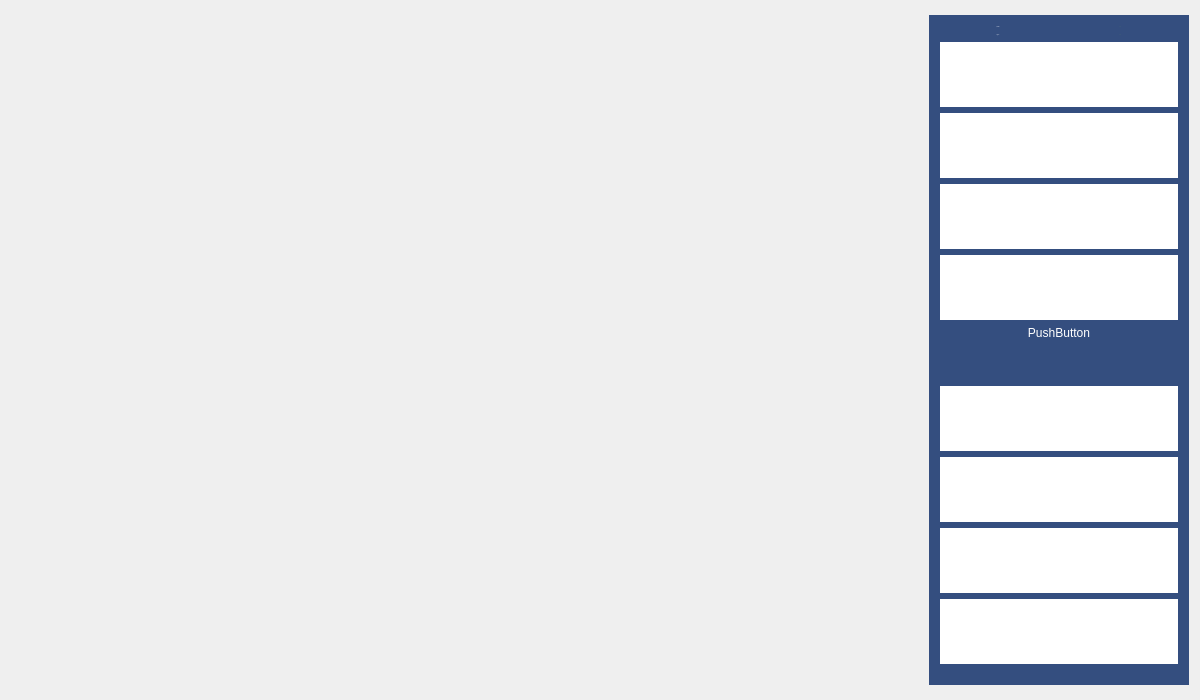
First picture: the form in mainwindow.ui, repository moevm/gui-1h2018-03, before the edit.
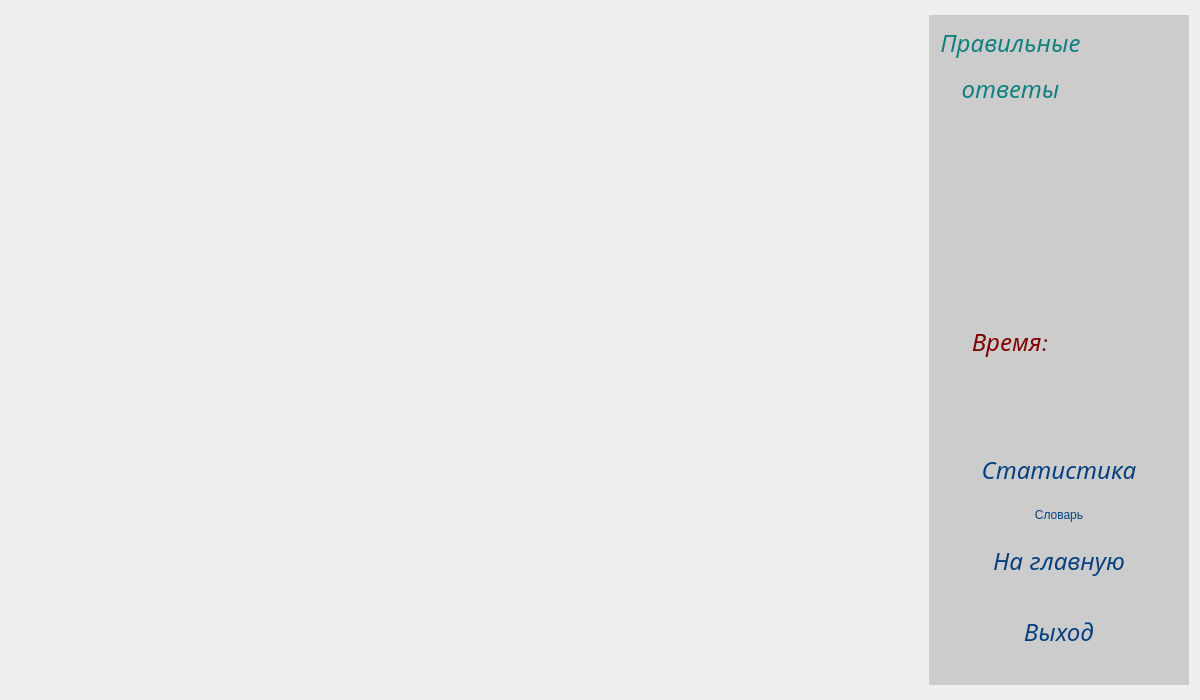
Second picture: the form after the edit. Icons and pictures are not drawn.

```diff
--- a/mainwindow.ui
+++ b/mainwindow.ui
@@ -2233,10 +2233,10 @@
        </size>
       </property>
       <property name="styleSheet">
-       <string notr="true">color: rgb(255, 255, 255);
-font: 21px &quot;Comic Sans MS&quot;;
+       <string notr="true">color:rgb(16, 128, 64);
+font: italic 18pt &quot;Brokgauz &amp; Efron&quot;;
 border: 0px;
-background-color: rgb(52, 78, 127);</string>
+background-color: rgb(204, 204, 204);</string>
       </property>
       <property name="currentIndex">
        <number>0</number>
@@ -2251,19 +2251,19 @@
              <widget class="QLabel" name="answerLabel">
               <property name="font">
                <font>
-                <family>Comic Sans MS</family>
-                <pointsize>-1</pointsize>
+                <family>Brokgauz &amp; Efron</family>
+                <pointsize>18</pointsize>
                 <weight>50</weight>
-                <italic>false</italic>
+                <italic>true</italic>
                 <bold>false</bold>
                </font>
               </property>
               <property name="styleSheet">
-               <string notr="true">color: rgb(255, 255, 255);
-font: 21px &quot;Comic Sans MS&quot;;</string>
+               <string notr="true">font: italic 18pt &quot;Brokgauz &amp; Efron&quot;;
+color:rgb(16, 128, 128);</string>
               </property>
               <property name="text">
-               <string>&lt;html&gt;&lt;head/&gt;&lt;body&gt;&lt;p align=&quot;center&quot;&gt;Угадано:&lt;/p&gt;&lt;/body&gt;&lt;/html&gt;</string>
+               <string>&lt;html&gt;&lt;head/&gt;&lt;body&gt;&lt;p align=&quot;center&quot;&gt;Правильные&lt;/p&gt;&lt;p align=&quot;center&quot;&gt; ответы&lt;/p&gt;&lt;p align=&quot;center&quot;&gt;&lt;br/&gt;&lt;/p&gt;&lt;p align=&quot;center&quot;&gt;&lt;br/&gt;&lt;/p&gt;&lt;/body&gt;&lt;/html&gt;</string>
               </property>
               <property name="alignment">
                <set>Qt::AlignRight|Qt::AlignTrailing|Qt::AlignVCenter</set>
@@ -2297,16 +2297,17 @@
              <widget class="QLabel" name="timeLabel">
               <property name="font">
                <font>
-                <family>Comic Sans MS</family>
-                <pointsize>-1</pointsize>
+                <family>Brokgauz &amp; Efron</family>
+                <pointsize>18</pointsize>
                 <weight>50</weight>
-                <italic>false</italic>
+                <italic>true</italic>
                 <bold>false</bold>
                </font>
               </property>
               <property name="styleSheet">
-               <string notr="true">color: rgb(255, 255, 255);
-font: 21px &quot;Comic Sans MS&quot;;</string>
+               <string notr="true">color:rgb(128, 0, 2);
+font: italic 18pt &quot;Brokgauz &amp; Efron&quot;;
+</string>
               </property>
               <property name="text">
                <string>&lt;html&gt;&lt;head/&gt;&lt;body&gt;&lt;p align=&quot;center&quot;&gt;Время:&lt;/p&gt;&lt;/body&gt;&lt;/html&gt;</string>
@@ -2341,92 +2342,6 @@
             </item>
            </layout>
           </item>
-          <item>
-           <widget class="QPushButton" name="loginButton">
-            <property name="sizePolicy">
-             <sizepolicy hsizetype="Minimum" vsizetype="Maximum">
-              <horstretch>0</horstretch>
-              <verstretch>0</verstretch>
-             </sizepolicy>
-            </property>
-            <property name="minimumSize">
-             <size>
-              <width>230</width>
-              <height>65</height>
-             </size>
-            </property>
-            <property name="maximumSize">
-             <size>
-              <width>16777215</width>
-              <height>16777215</height>
-             </size>
-            </property>
-            <property name="font">
-             <font>
-              <family>Comic Sans MS</family>
-              <pointsize>-1</pointsize>
-              <weight>50</weight>
-              <italic>false</italic>
-              <bold>false</bold>
-             </font>
-            </property>
-            <property name="styleSheet">
-             <string notr="true">background-color: rgb(255, 255, 255);
-color: rgb(255, 255, 255);
-background-image: url(:/images/res/button.png);
-font: 21px &quot;Comic Sans MS&quot;;</string>
-            </property>
-            <property name="text">
-             <string>Вход</string>
-            </property>
-            <property name="flat">
-             <bool>true</bool>
-            </property>
-           </widget>
-          </item>
-          <item>
-           <widget class="QPushButton" name="signupButton_2">
-            <property name="sizePolicy">
-             <sizepolicy hsizetype="Minimum" vsizetype="Fixed">
-              <horstretch>0</horstretch>
-              <verstretch>0</verstretch>
-             </sizepolicy>
-            </property>
-            <property name="minimumSize">
-             <size>
-              <width>230</width>
-              <height>65</height>
-             </size>
-            </property>
-            <property name="maximumSize">
-             <size>
-              <width>16777215</width>
-              <height>16777215</height>
-             </size>
-            </property>
-            <property name="font">
-             <font>
-              <family>Comic Sans MS</family>
-              <pointsize>-1</pointsize>
-              <weight>50</weight>
-              <italic>false</italic>
-              <bold>false</bold>
-             </font>
-            </property>
-            <property name="styleSheet">
-             <string notr="true">background-color: rgb(255, 255, 255);
-color: rgb(255, 255, 255);
-background-image: url(:/images/res/button.png);
-font: 21px &quot;Comic Sans MS&quot;;</string>
-            </property>
-            <property name="text">
-             <string>Регистрация</string>
-            </property>
-            <property name="flat">
-             <bool>true</bool>
-            </property>
-           </widget>
-          </item>
           <item>
            <widget class="QPushButton" name="statButton">
             <property name="sizePolicy">
@@ -2449,18 +2364,17 @@
             </property>
             <property name="font">
              <font>
-              <family>Comic Sans MS</family>
-              <pointsize>-1</pointsize>
+              <family>Brokgauz &amp; Efron</family>
+              <pointsize>18</pointsize>
               <weight>50</weight>
-              <italic>false</italic>
+              <italic>true</italic>
               <bold>false</bold>
              </font>
             </property>
             <property name="styleSheet">
-             <string notr="true">background-color: rgb(255, 255, 255);
-color: rgb(255, 255, 255);
-background-image: url(:/images/res/button.png);
-font: 21px &quot;Comic Sans MS&quot;;</string>
+             <string notr="true">color:rgb(7, 64, 128);
+font: italic 18pt &quot;Brokgauz &amp; Efron&quot;;
+</string>
             </property>
             <property name="text">
              <string>Статистика</string>
@@ -2470,112 +2384,14 @@
             </property>
            </widget>
           </item>
-          <item>
-           <widget class="QPushButton" name="rulesButton">
-            <property name="sizePolicy">
-             <sizepolicy hsizetype="Minimum" vsizetype="Fixed">
-              <horstretch>0</horstretch>
-              <verstretch>0</verstretch>
-             </sizepolicy>
-            </property>
-            <property name="minimumSize">
-             <size>
-              <width>230</width>
-              <height>65</height>
-             </size>
-            </property>
-            <property name="maximumSize">
-             <size>
-              <width>16777215</width>
-              <height>16777215</height>
-             </size>
-            </property>
-            <property name="font">
-             <font>
-              <family>Comic Sans MS</family>
-              <pointsize>-1</pointsize>
-              <weight>50</weight>
-              <italic>false</italic>
-              <bold>false</bold>
-             </font>
-            </property>
-            <property name="layoutDirection">
-             <enum>Qt::LeftToRight</enum>
-            </property>
-            <property name="styleSheet">
-             <string notr="true">background-color: rgb(255, 255, 255);
-color: rgb(255, 255, 255);
-background-image: url(:/images/res/button.png);
-font: 21px &quot;Comic Sans MS&quot;;</string>
-            </property>
-            <property name="text">
-             <string>Правила игры</string>
-            </property>
-            <property name="flat">
-             <bool>true</bool>
-            </property>
-           </widget>
-          </item>
           <item>
            <widget class="QPushButton" name="dictionary">
-            <property name="text">
-             <string>PushButton</string>
-            </property>
-           </widget>
-          </item>
-          <item>
-           <spacer name="verticalSpacer_35">
-            <property name="orientation">
-             <enum>Qt::Vertical</enum>
-            </property>
-            <property name="sizeHint" stdset="0">
-             <size>
-              <width>20</width>
-              <height>40</height>
-             </size>
-            </property>
-           </spacer>
-          </item>
-          <item>
-           <widget class="QPushButton" name="settingsButton">
-            <property name="sizePolicy">
-             <sizepolicy hsizetype="Minimum" vsizetype="Fixed">
-              <horstretch>0</horstretch>
-              <verstretch>0</verstretch>
-             </sizepolicy>
-            </property>
-            <property name="minimumSize">
-             <size>
-              <width>230</width>
-              <height>65</height>
-             </size>
-            </property>
-            <property name="maximumSize">
-             <size>
-              <width>16777215</width>
-              <height>16777215</height>
-             </size>
-            </property>
-            <property name="font">
-             <font>
-              <family>Comic Sans MS</family>
-              <pointsize>-1</pointsize>
-              <weight>50</weight>
-              <italic>false</italic>
-              <bold>false</bold>
-             </font>
-            </property>
             <property name="styleSheet">
-             <string notr="true">background-color: rgb(255, 255, 255);
-color: rgb(255, 255, 255);
-background-image: url(:/images/res/button.png);
-font: 17px &quot;Comic Sans MS&quot;;</string>
+             <string notr="true">color:rgb(7, 64, 128);
+font: italic 18pt &quot;Brokgauz &amp; Efron&quot;;</string>
             </property>
             <property name="text">
-             <string>Настройки</string>
-            </property>
-            <property name="flat">
-             <bool>true</bool>
+             <string>Словарь</string>
             </property>
            </widget>
           </item>
@@ -2601,18 +2417,16 @@
             </property>
             <property name="font">
              <font>
-              <family>Comic Sans MS</family>
-              <pointsize>-1</pointsize>
+              <family>Brokgauz &amp; Efron</family>
+              <pointsize>18</pointsize>
               <weight>50</weight>
-              <italic>false</italic>
+              <italic>true</italic>
               <bold>false</bold>
              </font>
             </property>
             <property name="styleSheet">
-             <string notr="true">background-color: rgb(255, 255, 255);
-color: rgb(255, 255, 255);
-background-image: url(:/images/res/button.png);
-font: 17px &quot;Comic Sans MS&quot;;</string>
+             <string notr="true">color:rgb(7, 64, 128);
+font: italic 18pt &quot;Brokgauz &amp; Efron&quot;;</string>
             </property>
             <property name="text">
              <string>На главную</string>
@@ -2622,49 +2436,6 @@
             </property>
            </widget>
           </item>
-          <item>
-           <widget class="QPushButton" name="aboutButton">
-            <property name="sizePolicy">
-             <sizepolicy hsizetype="Minimum" vsizetype="Fixed">
-              <horstretch>0</horstretch>
-              <verstretch>0</verstretch>
-             </sizepolicy>
-            </property>
-            <property name="minimumSize">
-             <size>
-              <width>230</width>
-              <height>65</height>
-             </size>
-            </property>
-            <property name="maximumSize">
-             <size>
-              <width>16777215</width>
-              <height>16777215</height>
-             </size>
-            </property>
-            <property name="font">
-             <font>
-              <family>Comic Sans MS</family>
-              <pointsize>-1</pointsize>
-              <weight>50</weight>
-              <italic>false</italic>
-              <bold>false</bold>
-             </font>
-            </property>
-            <property name="styleSheet">
-             <string notr="true">background-color: rgb(255, 255, 255);
-color: rgb(255, 255, 255);
-background-image: url(:/images/res/button.png);
-font: 17px &quot;Comic Sans MS&quot;;</string>
-            </property>
-            <property name="text">
-             <string>Справка</string>
-            </property>
-            <property name="flat">
-             <bool>true</bool>
-            </property>
-           </widget>
-          </item>
           <item>
            <widget class="QPushButton" name="exitButton">
             <property name="sizePolicy">
@@ -2687,18 +2458,16 @@
             </property>
             <property name="font">
              <font>
-              <family>Comic Sans MS</family>
-              <pointsize>-1</pointsize>
+              <family>Brokgauz &amp; Efron</family>
+              <pointsize>18</pointsize>
               <weight>50</weight>
-              <italic>false</italic>
+              <italic>true</italic>
               <bold>false</bold>
              </font>
             </property>
             <property name="styleSheet">
-             <string notr="true">background-color: rgb(255, 255, 255);
-color: rgb(255, 255, 255);
-background-image: url(:/images/res/button.png);
-font: 17px &quot;Comic Sans MS&quot;;</string>
+             <string notr="true">color:rgb(7, 64, 128);
+font: italic 18pt &quot;Brokgauz &amp; Efron&quot;;</string>
             </property>
             <property name="text">
              <string>Выход</string>
```
